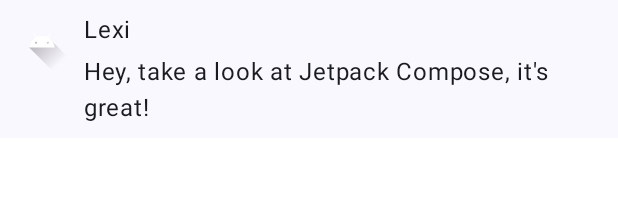
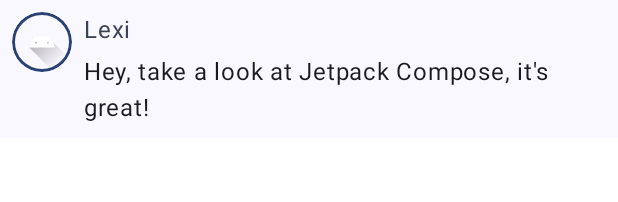
Before and after one commit to PauloLajos/AndroidJetpackComposePractices, an Android app built with Jetpack Compose: the @Preview function PreviewMessageCard, on a phone screen of 412 x 824 dp. Shown: the top 202 px of the screen. Run offline under Robolectric (Android 15) with nearby library versions, the phone set to English and light mode, and no system bars.

Commit message:
ComposeTutorial - 03: Material Design - Color

```diff
--- a/ComposeTutorial/app/src/main/java/hu/paulolajos/dev/composetutorial/MainActivity.kt
+++ b/ComposeTutorial/app/src/main/java/hu/paulolajos/dev/composetutorial/MainActivity.kt
@@ -4,6 +4,7 @@ import android.os.Bundle
 import androidx.activity.ComponentActivity
 import androidx.activity.compose.setContent
 import androidx.compose.foundation.Image
+import androidx.compose.foundation.border
 import androidx.compose.foundation.layout.Column
 import androidx.compose.foundation.layout.Row
 import androidx.compose.foundation.layout.Spacer
@@ -13,6 +14,7 @@ import androidx.compose.foundation.layout.padding
 import androidx.compose.foundation.layout.size
 import androidx.compose.foundation.layout.width
 import androidx.compose.foundation.shape.CircleShape
+import androidx.compose.material3.MaterialTheme
 import androidx.compose.material3.Text
 import androidx.compose.runtime.Composable
 import androidx.compose.ui.Modifier
@@ -49,13 +51,17 @@ fun MessageCard(msg: Message) {
                 .size(40.dp)
                 // Clip image to be shaped as a circle
                 .clip(CircleShape)
+                .border(1.5.dp, MaterialTheme.colorScheme.primary, CircleShape)
         )
 
         // Add a horizontal space between the image and the column
         Spacer(modifier = Modifier.width(8.dp))
 
         Column {
-            Text(text = msg.author)
+            Text(
+                text = msg.author,
+                color = MaterialTheme.colorScheme.secondary
+            )
             // Add a vertical space between the author and message texts
             Spacer(modifier = Modifier.height(4.dp))
             Text(text = msg.body)
```
